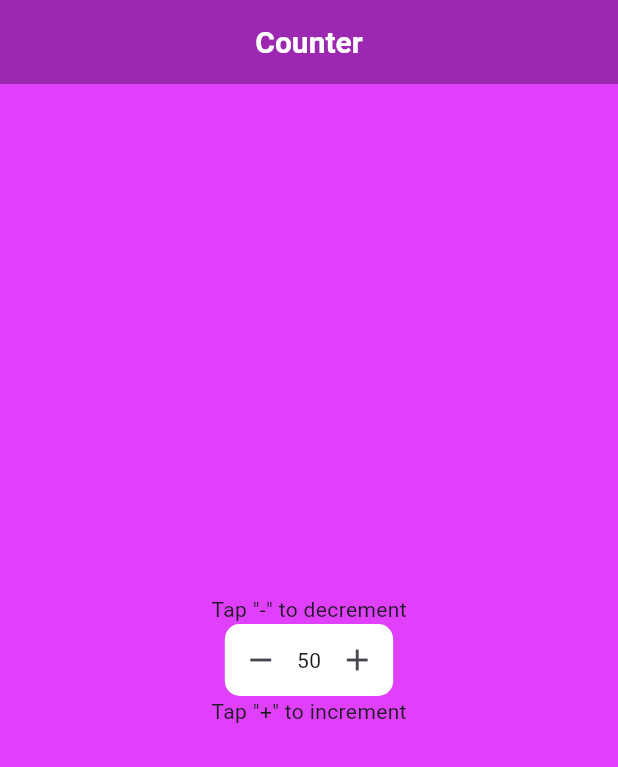
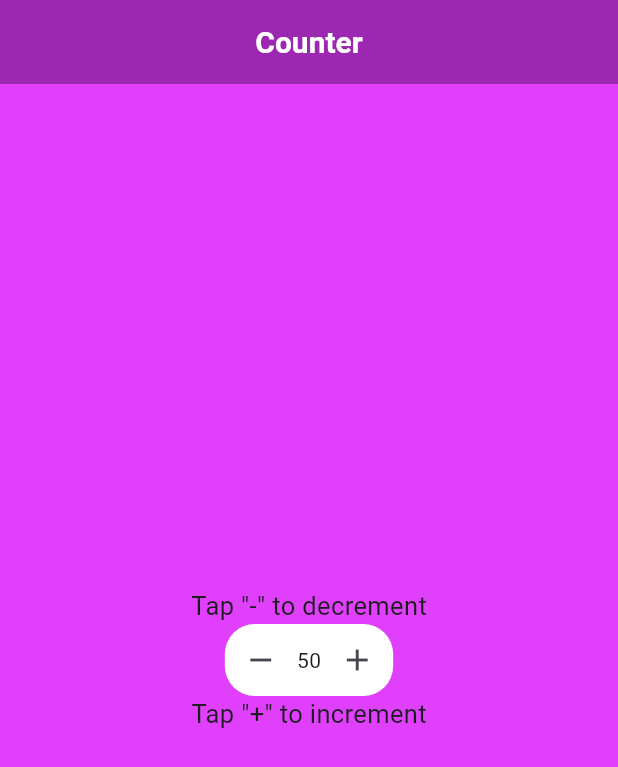
Before and after one commit to kitokot111/leva_suda_zahodi, a Flutter app: the screen it shows after launch, on a phone screen of 412 x 824 dp. Shown: the top 767 px of the screen. Run offline on Flutter 3.47's test engine with Material 3 defaults, Android fonts, the phone set to English and light mode, and no system bars.

Commit message:
homework 2

```diff
--- a/lib/main.dart
+++ b/lib/main.dart
@@ -15,7 +15,6 @@ class MyApp extends StatelessWidget {
                 'Counter',
               ),
               titleTextStyle: TextStyle(
-
                 fontWeight: FontWeight.bold,
                 fontSize: 20,
               ),
@@ -28,9 +27,17 @@ class MyApp extends StatelessWidget {
                 children: [
                   Text(
                     'Tap "-" to decrement',
+                    style: TextStyle(
+                      fontSize: 17,
+                    ),
                   ),
                   MyCounterWidget(),
-                  Text('Tap "+" to increment'),
+                  Text(
+                    'Tap "+" to increment',
+                    style: TextStyle(
+                      fontSize: 17,
+                    ),
+                  ),
                 ],
               ),
             )));
@@ -52,7 +59,7 @@ class _MyCounterWidgetState extends State<MyCounterWidget> {
     return Container(
       decoration: BoxDecoration(
         color: Colors.white,
-        borderRadius: BorderRadius.circular(10),
+        borderRadius: BorderRadius.circular(20),
       ),
       child: Row(
         mainAxisSize: MainAxisSize.min,
```
